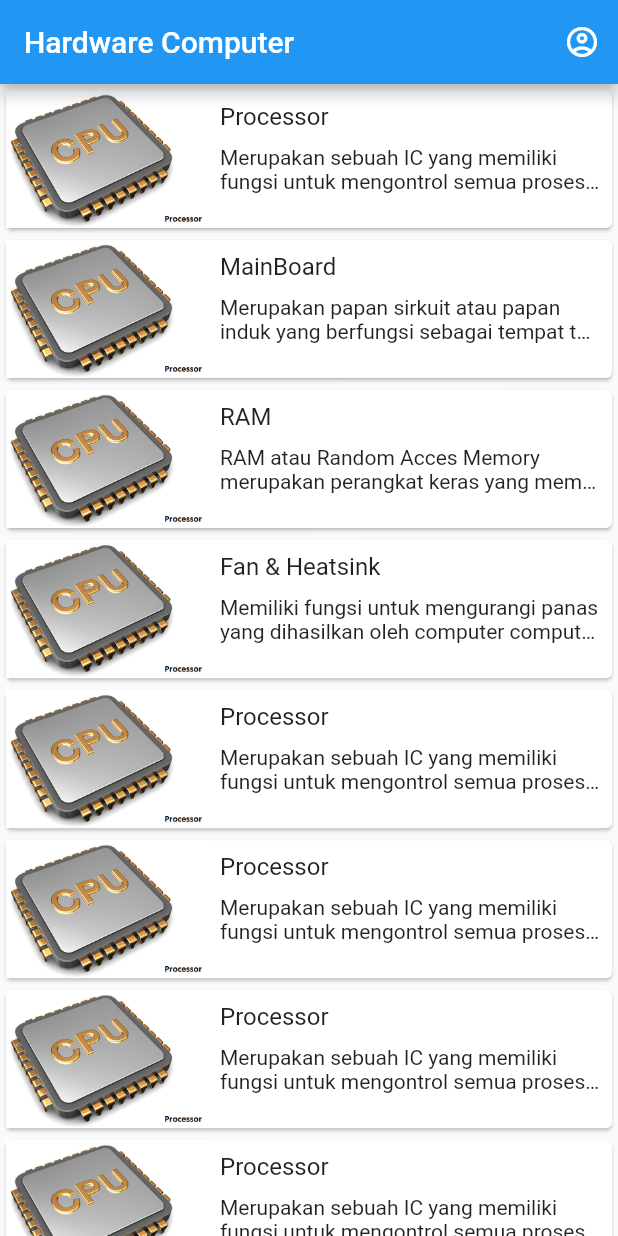
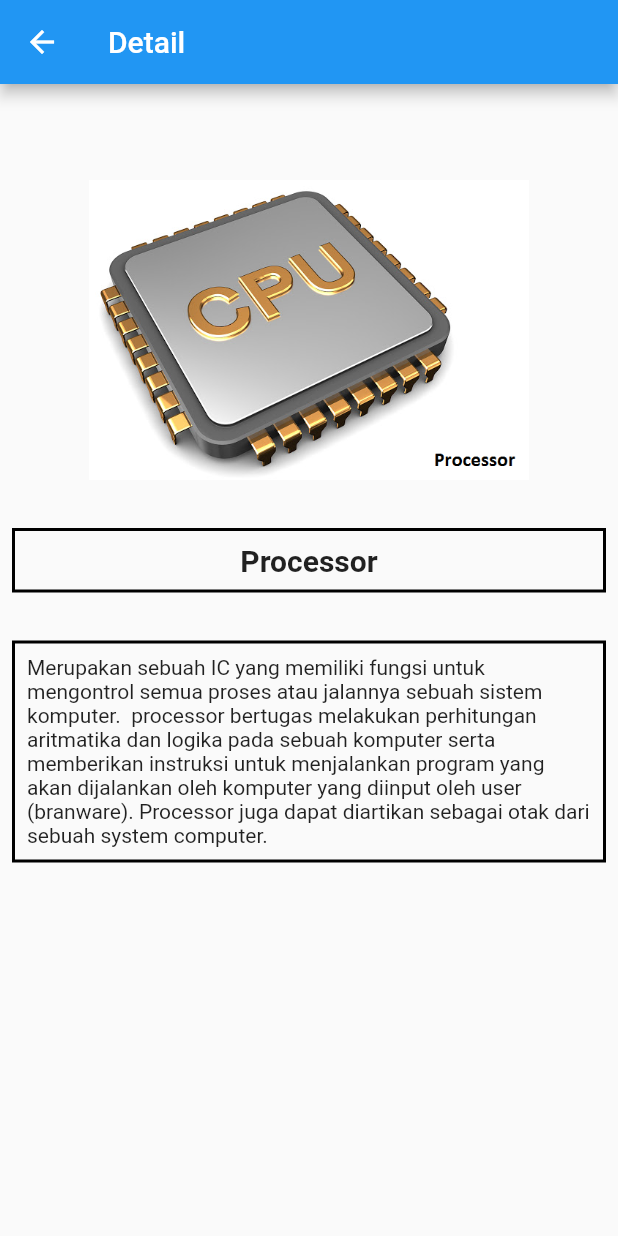
Before and after one commit to dayens/flutter-pemula, a Flutter app: the screen it shows after launch, after a tap on "Processor", on a phone screen of 412 x 824 dp. Run offline on Flutter 3.47's test engine with Material 2 defaults, Android fonts, the phone set to English and light mode, and no system bars; network calls fail.

Commit message:
Finish detail, Finish Splash

```diff
--- /dev/null
+++ b/lib/detail_screen.dart
@@ -0,0 +1,48 @@
+import 'package:flutter/cupertino.dart';
+import 'package:flutter/material.dart';
+import 'package:flutter_dion_pemula1/model/hardware_data.dart';
+
+class DetailScreen extends StatelessWidget {
+  final HardwareData hardware;
+
+  DetailScreen({required this.hardware});
+
+  @override
+  Widget build(BuildContext context) {
+    return Scaffold(
+      appBar: AppBar(
+        title: Text('Detail'),
+      ),
+      body: Column(
+        crossAxisAlignment: CrossAxisAlignment.stretch,
+        children: <Widget>[
+          Container(
+            margin: EdgeInsets.only(top: 64, left: 8, right: 8),
+            child: Image.asset(hardware.image, width: 200, height: 200,),
+            ),
+          Container(
+            margin: EdgeInsets.only(top: 32, left: 8, right: 8),
+            decoration: BoxDecoration(
+              border: Border.all(color: Colors.black, width: 2)
+            ),
+            padding: EdgeInsets.all(8.0),
+            child: Center(
+              child: Text(
+                hardware.name,
+                style: TextStyle(fontWeight: FontWeight.bold, fontSize: 20.0),
+              ),
+            ),
+          ),
+          Container(
+            margin: EdgeInsets.only(top: 32, left: 8, right: 8),
+            decoration: BoxDecoration(
+              border: Border.all(color: Colors.black, width: 2)
+            ),
+            padding: EdgeInsets.all(8.0),
+            child: Text(hardware.description),
+          ),
+        ],
+      )
+    );
+  }
+}
--- a/lib/home_screen.dart
+++ b/lib/home_screen.dart
@@ -1,5 +1,5 @@
-import 'package:flutter/cupertino.dart';
 import 'package:flutter/material.dart';
+import 'package:flutter_dion_pemula1/detail_screen.dart';
 import 'package:flutter_dion_pemula1/model/hardware_data.dart';
 import 'package:flutter_dion_pemula1/profile_screen.dart';
 
@@ -21,13 +21,14 @@ class HomeScreen extends StatelessWidget {
           ),
         ],
       ),
-
       body: ListView.builder(
         itemBuilder: (context, index) {
           final HardwareData hardware = hardwareDataList[index];
           return InkWell(
             onTap: () {
-
+              Navigator.push(context, MaterialPageRoute(builder: (context) {
+                return DetailScreen(hardware: hardware);
+              }));
             },
             child: Card(
               child: Row(
@@ -46,7 +47,7 @@ class HomeScreen extends StatelessWidget {
                         children: <Widget>[
                           Text(
                             hardware.name,
-                            style: TextStyle(fontSize: 16.0),
+                            style: TextStyle(fontSize: 16.0, fontWeight: FontWeight.bold),
                           ),
                           SizedBox(
                             height: 10,
--- a/lib/main.dart
+++ b/lib/main.dart
@@ -1,5 +1,5 @@
 import 'package:flutter/material.dart';
-import 'home_screen.dart';
+import 'package:flutter_dion_pemula1/splash.dart';
 
 void main() => runApp(MyApp());
 
@@ -9,8 +9,7 @@ class MyApp extends StatelessWidget{
     return MaterialApp(
       title: 'Hardware Computer',
       theme: ThemeData(),
-      home: HomeScreen(),
+      home: Splash(),
     );
   }
-
 }
--- a/lib/model/hardware_data.dart
+++ b/lib/model/hardware_data.dart
@@ -17,48 +17,43 @@ var hardwareDataList = [
     description: 'Merupakan sebuah IC yang memiliki fungsi untuk mengontrol semua proses atau jalannya sebuah sistem komputer.  processor bertugas melakukan perhitungan aritmatika dan logika pada sebuah komputer serta memberikan instruksi untuk menjalankan program yang akan dijalankan oleh komputer yang diinput oleh user (branware). Processor juga dapat diartikan sebagai otak dari sebuah system computer.'
   ),
   HardwareData(
-      image: 'images/processor.png',
+      image: 'images/mainboard.jpg',
       name: 'MainBoard',
       description: 'Merupakan papan sirkuit atau papan induk yang berfungsi sebagai tempat terpasangnya komponen-komponen computer.'
   ),
   HardwareData(
-      image: 'images/processor.png',
+      image: 'images/ram.jpg',
       name: 'RAM',
       description: 'RAM atau Random Acces Memory merupakan perangkat keras yang memiliki fungsi untuk menyimpan  data serta-intruksi yang dilakukan/diberikan oleh prosessor.'
   ),
   HardwareData(
-      image: 'images/processor.png',
+      image: 'images/fan.jpg',
       name: 'Fan & Heatsink',
       description: 'Memiliki fungsi untuk mengurangi panas yang dihasilkan oleh computer computer, Fan & Headsink juga memiliki fungsi sebagai pendingin processor agar tidak overhead.'
   ),
   HardwareData(
-      image: 'images/processor.png',
-      name: 'Processor',
-      description: 'Merupakan sebuah IC yang memiliki fungsi untuk mengontrol semua proses atau jalannya sebuah sistem komputer.  processor bertugas melakukan perhitungan aritmatika dan logika pada sebuah komputer serta memberikan instruksi untuk menjalankan program yang akan dijalankan oleh komputer yang diinput oleh user (branware). Processor juga dapat diartikan sebagai otak dari sebuah system computer.'
+      image: 'images/vga.jpg',
+      name: 'VGA',
+      description: 'VGA (Video Graphic Adapter) merupakan perangkat keras komputer yang memiliki fungsi untuk pengolahan data grafik yang nantinya akan ditampilkan oleh monitor.'
   ),
   HardwareData(
-      image: 'images/processor.png',
-      name: 'Processor',
-      description: 'Merupakan sebuah IC yang memiliki fungsi untuk mengontrol semua proses atau jalannya sebuah sistem komputer.  processor bertugas melakukan perhitungan aritmatika dan logika pada sebuah komputer serta memberikan instruksi untuk menjalankan program yang akan dijalankan oleh komputer yang diinput oleh user (branware). Processor juga dapat diartikan sebagai otak dari sebuah system computer.'
+      image: 'images/soundcard.jpg',
+      name: 'Sound Card',
+      description: 'Merupakan perangkat keras berfungsi untuk mengolah data audio atau suara pada sebuah computer yang nantinya diteruskan ke speaker agar keluar Output suara.'
   ),
   HardwareData(
-      image: 'images/processor.png',
-      name: 'Processor',
-      description: 'Merupakan sebuah IC yang memiliki fungsi untuk mengontrol semua proses atau jalannya sebuah sistem komputer.  processor bertugas melakukan perhitungan aritmatika dan logika pada sebuah komputer serta memberikan instruksi untuk menjalankan program yang akan dijalankan oleh komputer yang diinput oleh user (branware). Processor juga dapat diartikan sebagai otak dari sebuah system computer.'
+      image: 'images/nic.png',
+      name: 'NIC',
+      description: 'Merupakan sebuah kartu yang memiliki fungsi untuk menghubungkan komputer ke sebuah jaringan.'
   ),
   HardwareData(
-      image: 'images/processor.png',
-      name: 'Processor',
-      description: 'Merupakan sebuah IC yang memiliki fungsi untuk mengontrol semua proses atau jalannya sebuah sistem komputer.  processor bertugas melakukan perhitungan aritmatika dan logika pada sebuah komputer serta memberikan instruksi untuk menjalankan program yang akan dijalankan oleh komputer yang diinput oleh user (branware). Processor juga dapat diartikan sebagai otak dari sebuah system computer.'
+      image: 'images/hdd.jpg',
+      name: 'HDD',
+      description: 'Merupakan perangkat keras komputer yang berfungsi sebagai media penyimpanan data utama pada sebuah komputer, serta tempat terinstallnya sebuah system operasi dan system aplikasi.'
   ),
   HardwareData(
-      image: 'images/processor.png',
-      name: 'Processor',
-      description: 'Merupakan sebuah IC yang memiliki fungsi untuk mengontrol semua proses atau jalannya sebuah sistem komputer.  processor bertugas melakukan perhitungan aritmatika dan logika pada sebuah komputer serta memberikan instruksi untuk menjalankan program yang akan dijalankan oleh komputer yang diinput oleh user (branware). Processor juga dapat diartikan sebagai otak dari sebuah system computer.'
+      image: 'images/cdrom.jpg',
+      name: 'Optical Drive',
+      description: 'Merupakan perangkat keras yang berfungsi untuk membaca (read) maupun menulis (write) data dari kepingan CD/ DVD yang dilakukan oleh optic pada cdroom.'
   ),
-  HardwareData(
-      image: 'images/processor.png',
-      name: 'Processor',
-      description: 'Merupakan sebuah IC yang memiliki fungsi untuk mengontrol semua proses atau jalannya sebuah sistem komputer.  processor bertugas melakukan perhitungan aritmatika dan logika pada sebuah komputer serta memberikan instruksi untuk menjalankan program yang akan dijalankan oleh komputer yang diinput oleh user (branware). Processor juga dapat diartikan sebagai otak dari sebuah system computer.'
-  )
 ];
--- a/lib/profile_screen.dart
+++ b/lib/profile_screen.dart
@@ -1,4 +1,3 @@
-import 'package:flutter/cupertino.dart';
 import 'package:flutter/material.dart';
 
 class ProfileScreen extends StatelessWidget {
@@ -33,7 +32,7 @@ class ProfileScreen extends StatelessWidget {
             ),
             child: Center(
               child: Text(
-                'Nama  : Dion Sunardi\nEmail   : dionsuanrdi1999@gmail.com',
+                'Nama  : Dion Sunardi\nEmail   : dionsunardi1999@gmail.com',
                 style: TextStyle(fontSize: 16.0),),
             ),
           ),
--- /dev/null
+++ b/lib/splash.dart
@@ -0,0 +1,37 @@
+import 'dart:async';
+import 'package:flutter/cupertino.dart';
+
+import 'home_screen.dart';
+import 'package:flutter/material.dart';
+
+class Splash extends StatefulWidget {
+  @override
+  _MySplashState createState() => _MySplashState();
+}
+class _MySplashState extends State<Splash> {
+  @override
+  void initState() {
+    super.initState();
+    Timer(Duration(seconds: 3), ()=>Navigator.pushReplacement(context, MaterialPageRoute(builder: (context) =>
+        HomeScreen()
+        )
+      )
+    );
+  }
+  @override
+  Widget build(BuildContext context) {
+    return Container(
+        color: Colors.white,
+      child: CircleAvatar(
+        child: ClipOval(
+          child: Image.asset(
+            'images/icon_comp.png',
+            fit: BoxFit.cover,
+            width: 240,
+            height: 240,
+          ),
+        ),
+      ),
+    );
+  }
+}
```
Also changed, not shown: pubspec.yaml (+9 -0 lines), images/cdrom.jpg (added), images/fan.jpg (added), images/hdd.jpg (added), images/icon_comp.png (added), images/mainboard.jpg (added), images/nic.png (added), images/ram.jpg (added), images/soundcard.jpg (added), images/vga.jpg (added), 22 other files.
